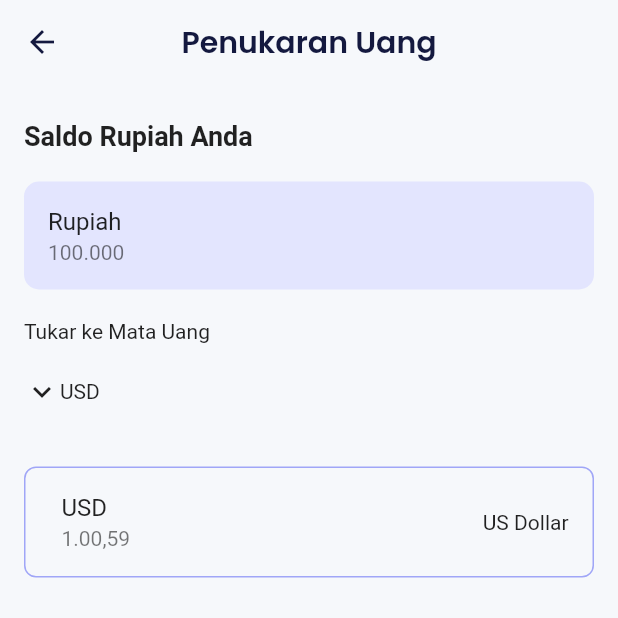
After one commit to reonaldi152/ewallet_apps, a Flutter app: the MoneyChangerPage screen opened directly, on a phone screen of 412 x 824 dp, the top half of it. The commit adds this screen. Run offline on Flutter 3.47's test engine with Material 2 defaults, Android fonts, the light colour scheme and no system bars; our stand-ins replace another_flushbar, bloc, built_collection, built_value, carousel_slider, charts_flutter and 5 more; missing offline and left inert: analyzer, currency_picker, flag, flutter_barcode_scanner; accounts and stored records are empty; network calls fail.

Commit message:
add page money changer

```diff
--- a/lib/ui/pages/converter_page.dart
+++ b/lib/ui/pages/converter_page.dart
@@ -55,7 +55,7 @@ class _ConverterPageState extends State<ConverterPage>
       child: Scaffold(
         body: SingleChildScrollView(
           child: Container(
-            padding: EdgeInsets.symmetric(horizontal: 20),
+            padding: EdgeInsets.only(left: 20, right: 20, top: 40, bottom: 10),
             child: Column(
               children: <Widget>[
                 inputTextWidget(),
--- /dev/null
+++ b/lib/ui/pages/money_changer_page.dart
@@ -0,0 +1,98 @@
+import 'package:currency_picker/currency_picker.dart';
+import 'package:flutter/material.dart';
+
+class MoneyChangerPage extends StatefulWidget {
+  const MoneyChangerPage({super.key});
+
+  @override
+  State<MoneyChangerPage> createState() => _MoneyChangerPageState();
+}
+
+class _MoneyChangerPageState extends State<MoneyChangerPage> {
+  String _toCurrencyCode = "USD";
+
+  @override
+  Widget build(BuildContext context) {
+    return Scaffold(
+      appBar: AppBar(
+        title: Text('Penukaran Uang'),
+      ),
+      body: Container(
+        margin: EdgeInsets.symmetric(horizontal: 16),
+        child: Column(
+          crossAxisAlignment: CrossAxisAlignment.start,
+          children: [
+            SizedBox(height: 24),
+            Text(
+              "Saldo Rupiah Anda",
+              style: TextStyle(fontWeight: FontWeight.w600, fontSize: 18),
+            ),
+            SizedBox(height: 20),
+            Container(
+              margin: EdgeInsets.only(bottom: 5),
+              decoration: BoxDecoration(
+                  borderRadius: BorderRadius.circular(10), // radius of 10
+                  color: Color(0xffE3E5FE) // green as background color
+                  ),
+              width: double.infinity,
+              padding: EdgeInsets.only(),
+              child: ListTile(
+                // leading: CircleAvatar(
+                //     backgroundImage:
+                //         AssetImage('assets/convert.png')),
+                title: Text("Rupiah"),
+                subtitle: Text("100.000"),
+              ),
+            ),
+            SizedBox(height: 15),
+            Text("Tukar ke Mata Uang"),
+            SizedBox(height: 20),
+            GestureDetector(
+                onTap: _openCurrencyPickerDialogTo,
+                child: toCurrencyItemWidget()),
+            SizedBox(height: 38),
+            Container(
+              decoration: BoxDecoration(
+                  borderRadius: BorderRadius.circular(8),
+                  border:
+                      Border.all(color: Color.fromARGB(255, 160, 166, 247))),
+              padding: EdgeInsets.only(left: 8),
+              child: ListTile(
+                title: Text("USD"),
+                subtitle: Text("1.00,59"),
+                trailing: Text("US Dollar"),
+              ),
+            )
+          ],
+        ),
+      ),
+    );
+  }
+
+  void _openCurrencyPickerDialogTo() {
+    showCurrencyPicker(
+      context: context,
+      showFlag: true,
+      showCurrencyName: true,
+      showCurrencyCode: true,
+      onSelect: (Currency currency) {
+        print('Select currency to : ${currency.name}');
+        print('Select currency to : ${currency.code}');
+        if (mounted) {
+          setState(() {
+            _toCurrencyCode = currency.code;
+          });
+        }
+      },
+    );
+  }
+
+  Widget toCurrencyItemWidget() {
+    return Row(
+      children: <Widget>[
+        Icon(Icons.keyboard_arrow_down),
+        Text(_toCurrencyCode)
+      ],
+    );
+  }
+}
--- a/lib/ui/widgets/home_service_item.dart
+++ b/lib/ui/widgets/home_service_item.dart
@@ -5,12 +5,14 @@ class HomeServiceItem extends StatelessWidget {
   final String iconUrl;
   final String title;
   final VoidCallback? onTap;
+  final Color? color;
 
   const HomeServiceItem({
     Key? key,
     required this.iconUrl,
     required this.title,
     this.onTap,
+    this.color,
   }) : super(key: key);
 
   @override
@@ -24,6 +26,7 @@ class HomeServiceItem extends StatelessWidget {
             height: 70,
             margin: const EdgeInsets.only(
               bottom: 8,
+              right: 14,
             ),
             decoration: BoxDecoration(
               borderRadius: BorderRadius.circular(20),
@@ -33,6 +36,7 @@ class HomeServiceItem extends StatelessWidget {
               child: Image.asset(
                 iconUrl,
                 width: 26,
+                color: color,
               ),
             ),
           ),
```
Also changed, not shown: lib/ui/pages/home_page.dart (+47 -30 lines), assets/logo_exchange.png (added), assets/logo_penarikan.png (added), assets/logo_topup.png (added), assets/logo_transfer.png (added), assets/text_mimopay.png (added).
